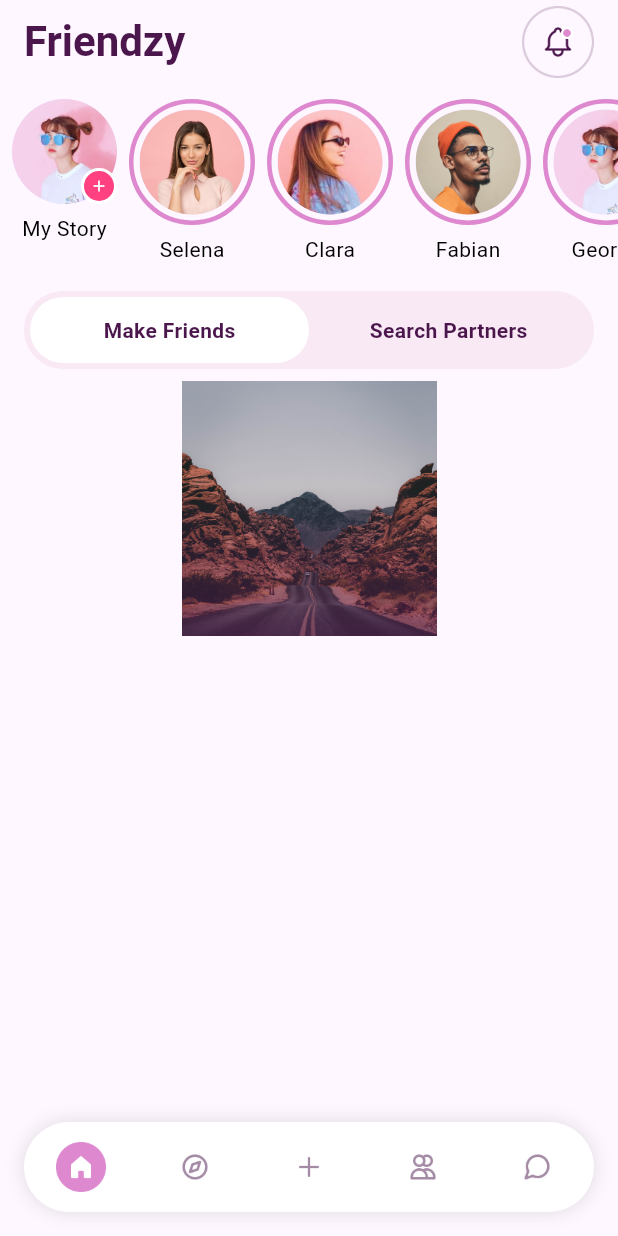
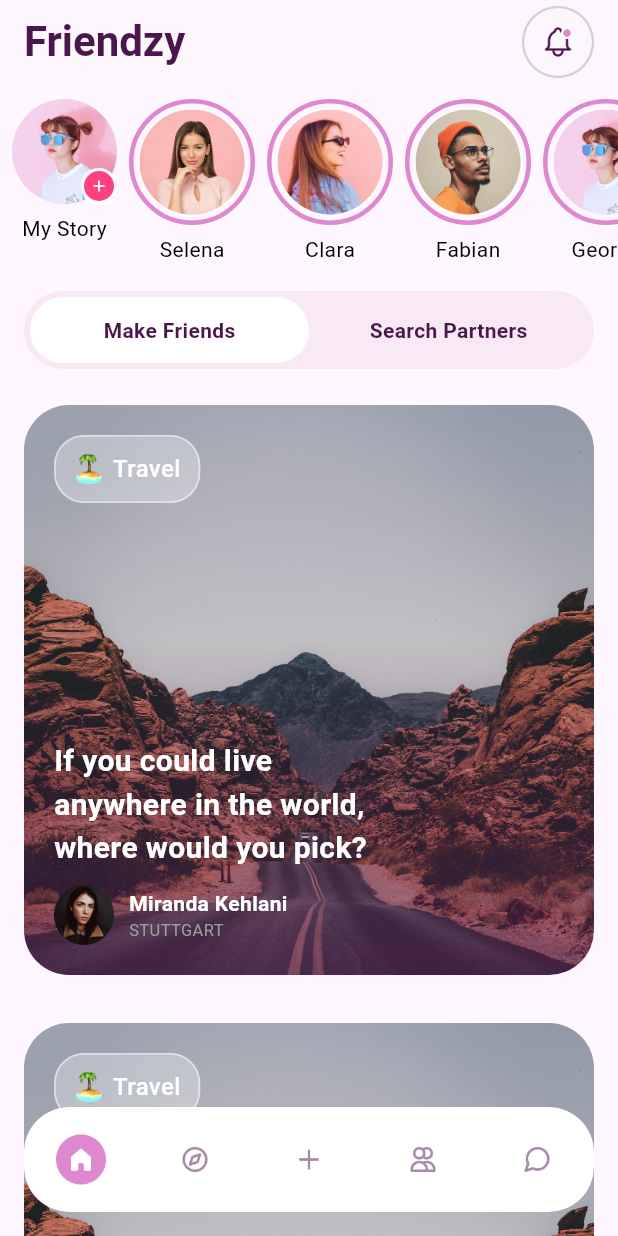
Before and after one commit to dawngphi/social_ui_flutter, a Flutter app: the screen it shows after launch, on a phone screen of 412 x 824 dp. Run offline on Flutter 3.47's test engine with Material 3 defaults, Android fonts, the phone set to English and light mode, and no system bars.

Commit message:
update bottombar

```diff
--- a/lib/bottom_bar/bottom_bar_custom.dart
+++ b/lib/bottom_bar/bottom_bar_custom.dart
@@ -1,3 +1,5 @@
+import 'dart:ui';
+
 import 'package:flutter/material.dart';
 import 'package:social_ui/screens/add_new_screens/add_new_screen.dart';
 import 'package:social_ui/screens/discover_screens/discover_screen.dart';
@@ -25,47 +27,38 @@ class BottomBarState extends State<BottomBar> {
   Widget build(BuildContext context) {
     return SafeArea(
       child: Scaffold(
-        body: AnimatedSwitcher(
+        body: Stack(
+          children: [
+            AnimatedSwitcher(
               duration: const Duration(milliseconds: 300),
-          transitionBuilder: (Widget child, Animation<double> animation) {
-            return FadeTransition(opacity: animation, child: child);
-          },
+              transitionBuilder: (child, animation) =>
+                  FadeTransition(opacity: animation, child: child),
               child: _screens[currentPageIndex],
             ),
-        bottomNavigationBar: Padding(
-
+            Align(
+              alignment: Alignment.bottomCenter,
+              child: Padding(
                 padding: const EdgeInsets.all(16),
+                child: ClipRRect(
+                  borderRadius: BorderRadius.circular(30),
+                  child: BackdropFilter(
+                    filter: ImageFilter.blur(sigmaX: 20, sigmaY: 20),
                     child: Container(
+                      height: 70,
                       decoration: BoxDecoration(
                         color: Colors.white,
                         borderRadius: BorderRadius.circular(30),
-              boxShadow: [BoxShadow(color: Colors.black12, blurRadius: 10)],
                       ),
                       child: Row(
                         mainAxisAlignment: MainAxisAlignment.spaceAround,
                         children: List.generate(5, (index) {
                           final bool isSelected = index == currentPageIndex;
                           final List<List<String>> icons = [
-                  [
-                    'assets/images/home_icon.png',
-                    'assets/images/home_icon_select.png',
-                  ],
-                  [
-                    'assets/images/discover_icon.png',
-                    'assets/images/discover_icon_select.png',
-                  ],
-                  [
-                    'assets/images/add_icon.png',
-                    'assets/images/add_icon.png',
-                  ],
-                  [
-                    'assets/images/matches_icon.png',
-                    'assets/images/matches_icon_select.png',
-                  ],
-                  [
-                    'assets/images/message_icon.png',
-                    'assets/images/message_icon_select.png',
-                  ],
+                            ['assets/images/home_icon.png', 'assets/images/home_icon_select.png'],
+                            ['assets/images/discover_icon.png', 'assets/images/discover_icon_select.png'],
+                            ['assets/images/add_icon.png', 'assets/images/add_icon.png'],
+                            ['assets/images/matches_icon.png', 'assets/images/matches_icon_select.png'],
+                            ['assets/images/message_icon.png', 'assets/images/message_icon_select.png'],
                           ];
                           return GestureDetector(
                             onTap: () {
@@ -75,7 +68,6 @@ class BottomBarState extends State<BottomBar> {
                             },
                             child: Container(
                               padding: const EdgeInsets.all(10),
-
                               child: Image.asset(
                                 isSelected ? icons[index][1] : icons[index][0],
                                 height: 40,
@@ -88,6 +80,12 @@ class BottomBarState extends State<BottomBar> {
                     ),
                   ),
                 ),
+              ),
+            ),
+          ],
+        ),
+      ),
     );
   }
+
 }
--- a/lib/screens/friendzy_screens/friendzy_item3.dart
+++ b/lib/screens/friendzy_screens/friendzy_item3.dart
@@ -1,16 +1,113 @@
 import 'package:flutter/cupertino.dart';
+import 'package:flutter/material.dart';
 
 class FriendzyItem3 extends StatelessWidget {
   @override
   Widget build(BuildContext context) {
-    return SizedBox(
-      height: 170,
-      child: ClipRRect(
-        borderRadius: BorderRadius.circular(16),
-        child: Stack(
-          fit: StackFit.expand,
-          children: [Image.asset("assets/images/mountain.png")],
-        ),
+    return Container(
+      padding: EdgeInsets.all(16),
+      decoration: BoxDecoration(borderRadius: BorderRadius.circular(30)),
+      child: Stack(
+        children: [
+          // 1. Background image
+          ClipRRect(
+            borderRadius: BorderRadius.circular(30),
+            child: Image.asset('assets/images/mountain.png', fit: BoxFit.cover),
+          ),
+          Positioned.fill(
+            child: Padding(
+              padding: EdgeInsets.all(20),
+              child: Column(
+                mainAxisAlignment: MainAxisAlignment.spaceBetween,
+                crossAxisAlignment: CrossAxisAlignment.start,
+                children: [
+                  Container(
+                    padding: EdgeInsets.symmetric(horizontal: 12, vertical: 10),
+                    decoration: BoxDecoration(
+                      color: Colors.white.withOpacity(0.3),
+                      borderRadius: BorderRadius.circular(20),
+                      border: Border.all(
+                        color: Colors.white.withOpacity(0.5), // Màu viền mờ
+                        width: 1.2, // Độ dày viền
+                      ),
+                    ),
+                    child: Row(
+                      mainAxisSize: MainAxisSize.min,
+                      children: [
+                        Image.asset(
+                          'assets/images/coconut_tree_icon.png',
+                          fit: BoxFit.cover,
+                          width: 20,
+                        ),
+                        SizedBox(width: 6),
+                        Text(
+                          "Travel",
+                          style: TextStyle(
+                            color: Colors.white,
+                            fontWeight: FontWeight.w500,
+                            fontSize: 16,
+                          ),
+                        ),
+                      ],
+                    ),
+                  ),
+                  Column(
+                    children: [
+                      Row(
+                        children: [
+                          Expanded(
+                            flex: 2,
+                            child: Text(
+                              "If you could live anywhere in the world, where would you pick?",
+                              style: TextStyle(
+                                color: Colors.white,
+                                fontSize: 20,
+                                fontWeight: FontWeight.w600,
+                              ),
+                            ),
+                          ),
+                          Expanded(flex: 1, child: SizedBox()),
+                        ],
+                      ),
+                      SizedBox(height: 10),
+                      Row(
+                        children: [
+                          Image.asset(
+                            'assets/images/avatar1.png',
+                            fit: BoxFit.cover,
+                            width: 40,
+                          ),
+                          SizedBox(width: 10),
+                          Column(
+                            crossAxisAlignment: CrossAxisAlignment.start,
+                            children: [
+                              Text(
+                                "Miranda Kehlani",
+                                style: TextStyle(
+                                  fontSize: 14,
+                                  fontWeight: FontWeight.w600,
+                                  color: Colors.white,
+                                ),
+                              ),
+                              Text(
+                                "STUTTGART",
+                                style: TextStyle(
+                                  fontSize: 11,
+                                  fontWeight: FontWeight.w400,
+                                  color: Colors.grey,
+                                ),
+                              ),
+                            ],
+                          ),
+                        ],
+                      ),
+                    ],
+                  ),
+                ],
+              ),
+            ),
+          ),
+        ],
       ),
     );
   }
--- a/lib/screens/friendzy_screens/friendzy_screen.dart
+++ b/lib/screens/friendzy_screens/friendzy_screen.dart
@@ -16,14 +16,17 @@ class FriendzyScreenState extends State<FriendzyScreen> {
   Widget build(BuildContext context) {
     return Scaffold(
       appBar: _buildAppBar(),
-      body: Padding(
+      body: SingleChildScrollView(
         padding: const EdgeInsets.only(top: 10),
         child: Column(
-          mainAxisAlignment: MainAxisAlignment.start,
+          crossAxisAlignment: CrossAxisAlignment.start,
           children: [
             FriendzyItem(),
             FriendzyItem2(),
             FriendzyItem3(),
+            FriendzyItem3(),
+            FriendzyItem3(),
+
           ],
         ),
       ),
@@ -33,12 +36,17 @@ class FriendzyScreenState extends State<FriendzyScreen> {
   AppBar _buildAppBar() {
     return AppBar(
       elevation: 0,
+      backgroundColor: Color(0xFFFDF7FD),
       title: Row(
         mainAxisAlignment: MainAxisAlignment.spaceBetween,
         children: [
           Text(
             "Friendzy",
-            style: TextStyle(fontWeight: FontWeight.w700, fontSize: 28, color: Color(0xFF4B164C)),
+            style: TextStyle(
+              fontWeight: FontWeight.w700,
+              fontSize: 28,
+              color: Color(0xFF4B164C),
+            ),
           ),
           Image.asset('assets/images/notify_icon.png', width: 48, height: 48),
         ],
```
Also changed, not shown: assets/images/avatar1.png (added), assets/images/coconut_tree_icon.png (added). Lines whose indentation alone changed are shown as unchanged.
